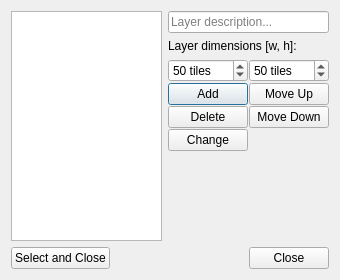
cellproductions/KryptaEditorQT, file KryptaEditor/layerbrowserdialog.ui: the form before one commit.
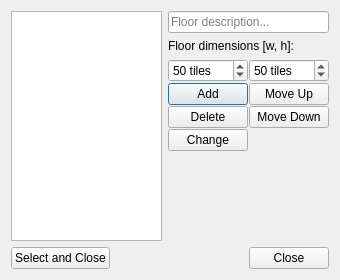
The form after the commit.

Patch:
```diff
--- a/KryptaEditor/layerbrowserdialog.ui
+++ b/KryptaEditor/layerbrowserdialog.ui
@@ -26,14 +26,14 @@
          <item>
           <widget class="QLineEdit" name="tbDescription">
            <property name="placeholderText">
-            <string>Layer description...</string>
+            <string>Floor description...</string>
            </property>
           </widget>
          </item>
          <item>
           <widget class="QLabel" name="label">
            <property name="text">
-            <string>Layer dimensions [w, h]:</string>
+            <string>Floor dimensions [w, h]:</string>
            </property>
           </widget>
          </item>
```
Left out of the diff: 2 changed lines with no effect on the pictures.
